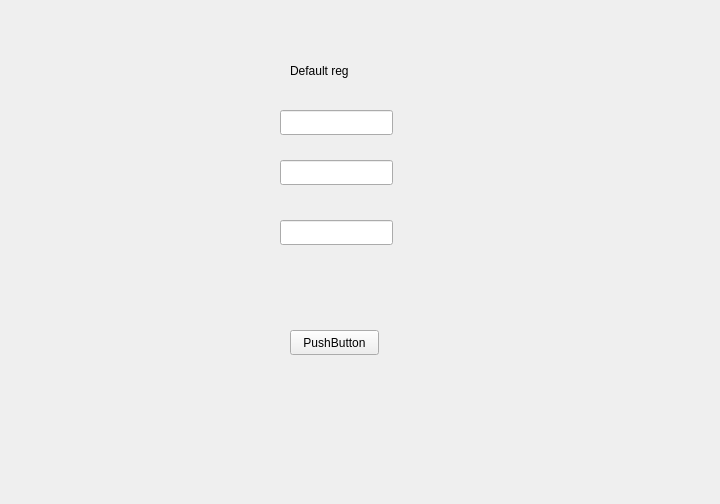
Above: sdi_app/gui/application.ui from FratiaXd/SDI before the change. Below: the same form after it.
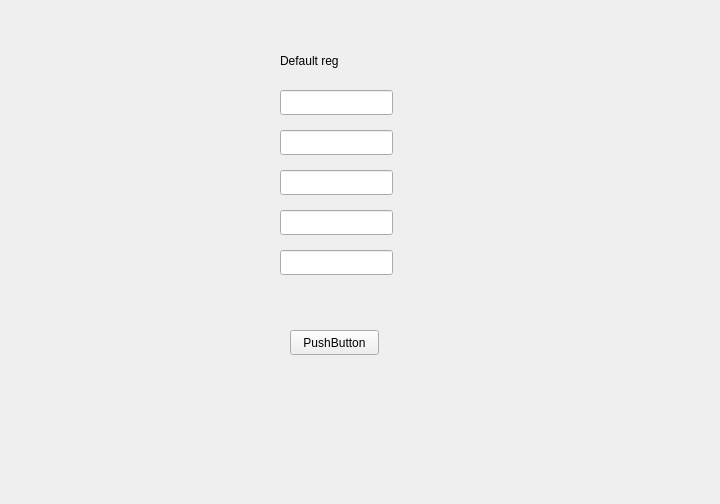
That is the form after the change. The open tabs and pages were chosen to show the change.

Patch:
```diff
--- a/sdi_app/gui/application.ui
+++ b/sdi_app/gui/application.ui
@@ -238,8 +238,8 @@
     <widget class="QLabel" name="label_3">
      <property name="geometry">
       <rect>
-       <x>290</x>
-       <y>50</y>
+       <x>280</x>
+       <y>40</y>
        <width>131</width>
        <height>41</height>
       </rect>
@@ -265,7 +265,7 @@
      <property name="geometry">
       <rect>
        <x>280</x>
-       <y>110</y>
+       <y>90</y>
        <width>113</width>
        <height>25</height>
       </rect>
@@ -275,7 +275,7 @@
      <property name="geometry">
       <rect>
        <x>280</x>
-       <y>160</y>
+       <y>130</y>
        <width>113</width>
        <height>25</height>
       </rect>
@@ -285,7 +285,7 @@
      <property name="geometry">
       <rect>
        <x>280</x>
-       <y>220</y>
+       <y>170</y>
        <width>113</width>
        <height>25</height>
       </rect>
@@ -304,6 +304,26 @@
       <string/>
      </property>
     </widget>
+    <widget class="QLineEdit" name="lineEdit_10">
+     <property name="geometry">
+      <rect>
+       <x>280</x>
+       <y>210</y>
+       <width>113</width>
+       <height>25</height>
+      </rect>
+     </property>
+    </widget>
+    <widget class="QLineEdit" name="lineEdit_11">
+     <property name="geometry">
+      <rect>
+       <x>280</x>
+       <y>250</y>
+       <width>113</width>
+       <height>25</height>
+      </rect>
+     </property>
+    </widget>
    </widget>
   </widget>
  </widget>
```
Left out of the diff: 2 changed lines with no effect on the pictures.
